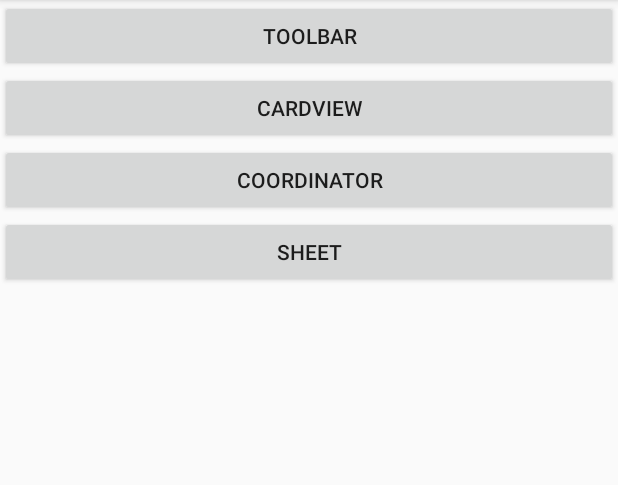
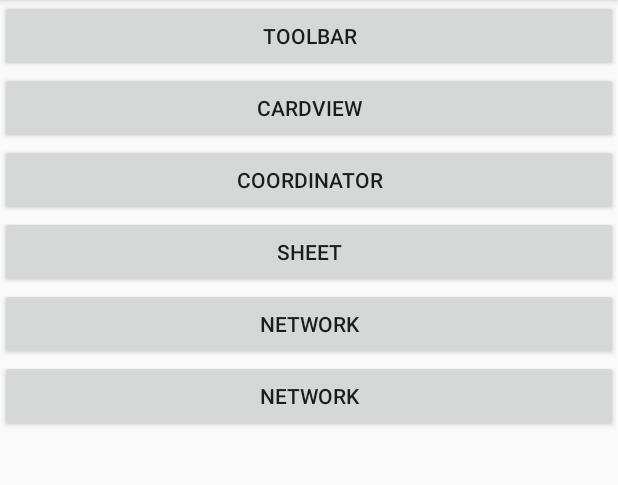
Before and after one commit to WerIf/TeaCup, an Android app: the screen it shows after launch (MainActivity), on a phone screen of 412 x 824 dp, the part 84-569 px from its top. Run offline under Robolectric (Android 15) with nearby library versions, the phone set to English and light mode, and no system bars.

Commit message:
add network request

```diff
--- a/app/build.gradle
+++ b/app/build.gradle
@@ -10,6 +10,7 @@ android {
         versionName "1.0"
         testInstrumentationRunner "android.support.test.runner.AndroidJUnitRunner"
 
+        buildConfigField("String","SERVICE_URL","\"http://123.206.24.66:8888/skkx/Login/userLogin\"")
         compileOptions {
             //处理 Invoke-customs are only supported starting with Android O (--min-api 26)  问题
             sourceCompatibility JavaVersion.VERSION_1_8
@@ -20,6 +21,8 @@ android {
         release {
             minifyEnabled false
             proguardFiles getDefaultProguardFile('proguard-android.txt'), 'proguard-rules.pro'
+
+
         }
     }
 }
--- a/app/src/main/AndroidManifest.xml
+++ b/app/src/main/AndroidManifest.xml
@@ -1,6 +1,8 @@
 <?xml version="1.0" encoding="utf-8"?>
 <manifest xmlns:android="http://schemas.android.com/apk/res/android"
     package="sl.nim.netease.com.gitlijar">
+
+    <uses-permission android:name="android.permission.INTERNET"/>
 
     <application
         android:allowBackup="true"
--- a/app/src/main/res/layout/activity_main.xml
+++ b/app/src/main/res/layout/activity_main.xml
@@ -46,4 +46,24 @@
         app:layout_constraintLeft_toLeftOf="parent"
         app:layout_constraintRight_toRightOf="parent"
         app:layout_constraintTop_toTopOf="parent" />
+
+    <Button
+        android:id="@+id/network_urlconnection"
+        android:layout_width="match_parent"
+        android:layout_height="wrap_content"
+        android:text="network"
+        app:layout_constraintBottom_toBottomOf="parent"
+        app:layout_constraintLeft_toLeftOf="parent"
+        app:layout_constraintRight_toRightOf="parent"
+        app:layout_constraintTop_toTopOf="parent" />
+
+    <Button
+        android:id="@+id/network_httpurlconnection"
+        android:layout_width="match_parent"
+        android:layout_height="wrap_content"
+        android:text="network"
+        app:layout_constraintBottom_toBottomOf="parent"
+        app:layout_constraintLeft_toLeftOf="parent"
+        app:layout_constraintRight_toRightOf="parent"
+        app:layout_constraintTop_toTopOf="parent" />
 </LinearLayout>
```
Also changed, not shown: app/src/main/java/sl/nim/netease/com/gitlijar/MainActivity.java (+58 -1 lines), gitlijar/src/main/java/com/lily/gitlijar/network/HttpRequest.java (added, +188 -0 lines).
